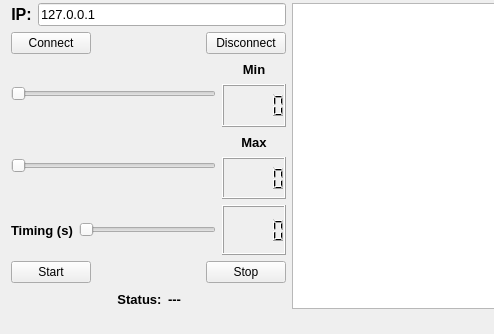
Qt form Unidade_3/projeto_unidade_3/QtTcpClientProducer/mainwindow.ui (Matheus0820/programacao-avancada) before a commit; both pictures show x 0 to 494 and y 0 to 334 of the 715 by 334 pixel window.
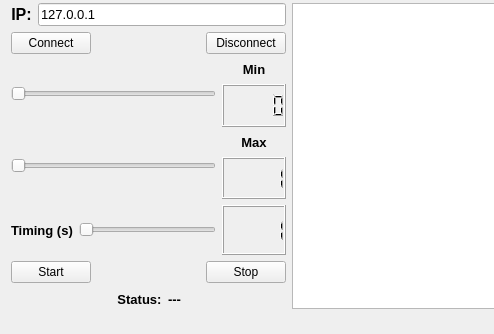
The same form after that commit.

The edit to the form file:
```diff
--- a/Unidade_3/projeto_unidade_3/QtTcpClientProducer/mainwindow.ui
+++ b/Unidade_3/projeto_unidade_3/QtTcpClientProducer/mainwindow.ui
@@ -166,7 +166,14 @@
            </widget>
           </item>
           <item>
-           <widget class="QLCDNumber" name="lcdMax"/>
+           <widget class="QLCDNumber" name="lcdMax">
+            <property name="midLineWidth">
+             <number>0</number>
+            </property>
+            <property name="intValue" stdset="0">
+             <number>1</number>
+            </property>
+           </widget>
           </item>
          </layout>
         </item>
@@ -208,6 +215,12 @@
             <verstretch>0</verstretch>
            </sizepolicy>
           </property>
+          <property name="value" stdset="0">
+           <double>1.000000000000000</double>
+          </property>
+          <property name="intValue" stdset="0">
+           <number>1</number>
+          </property>
          </widget>
         </item>
        </layout>
```
Left out of the diff: 3 changed lines with no effect on the pictures.
